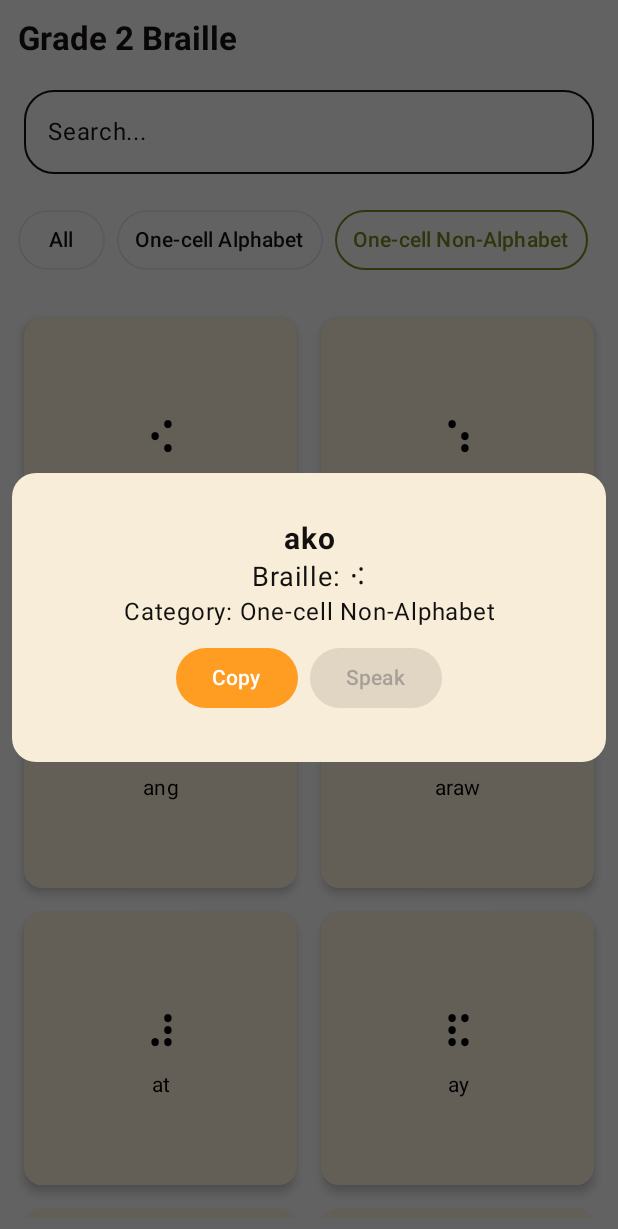
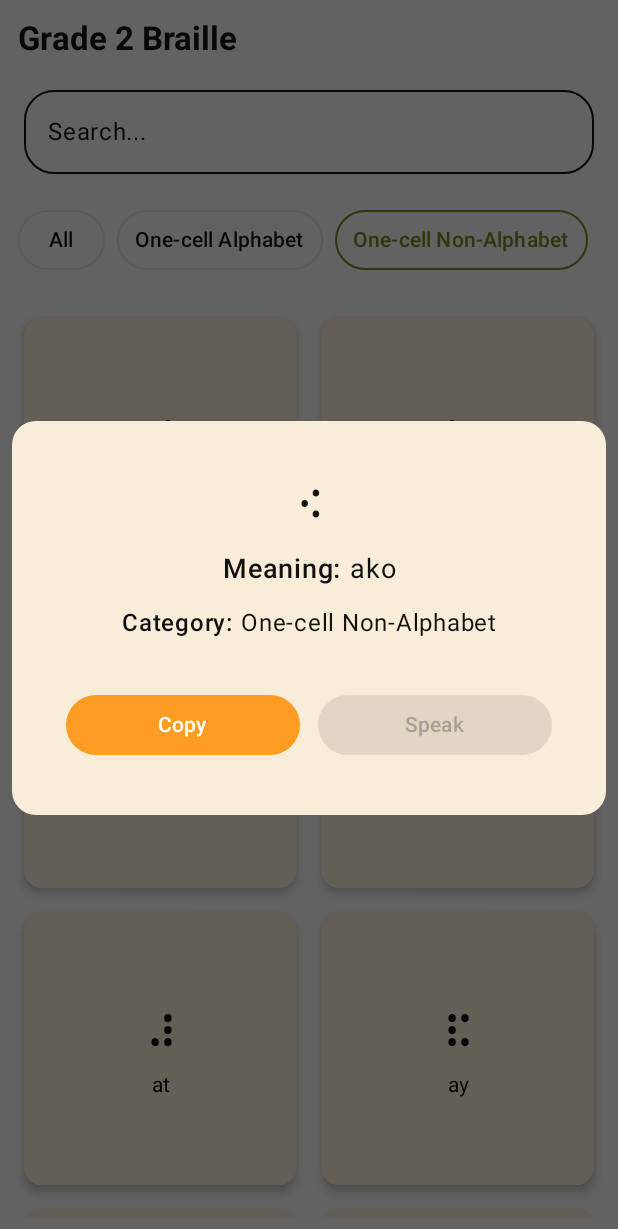
Before and after one commit to aemiio/braille-lens, an Android app built with Jetpack Compose: the composable Grade2Screen shown on its own in the app's theme, after a tap on an icon or button, on a phone screen of 412 x 824 dp. Shown: the top 1229 px of the screen. Run offline under Robolectric (Android 15) with nearby library versions, the phone set to English and light mode, and no system bars; our stand-ins replace accompanist; 3 other taps on this screen came first.

Commit message:
modify braille card ui

```diff
--- a/app/src/main/java/com/example/braillelens/ui/components/BrailleCard.kt
+++ b/app/src/main/java/com/example/braillelens/ui/components/BrailleCard.kt
@@ -94,53 +94,81 @@ fun BrailleCard(card: BrailleCardData) {
     val ttsManager = remember { TTSManager.getInstance(context) }
     val isTTSReady by ttsManager.isTTSReady.collectAsState()
 
-
     Card(
         modifier = Modifier
             .fillMaxWidth()
             .padding(8.dp),
         colors = CardDefaults.cardColors(
             containerColor = BrailleLensColors.backgroundCream
-        )
+        ),
+        elevation = CardDefaults.cardElevation(defaultElevation = 0.dp) // Removed elevation
     ) {
         Column(
-            modifier = Modifier.padding(16.dp),
+            modifier = Modifier.padding(20.dp),
             horizontalAlignment = Alignment.CenterHorizontally,
-            verticalArrangement = Arrangement.Center
+            verticalArrangement = Arrangement.spacedBy(12.dp)
+        ) {
+            // Braille (large text + bold)
+            Text(
+                text = card.braille,
+                fontWeight = FontWeight.Bold,
+                fontSize = 28.sp,
+                textAlign = TextAlign.Center
+            )
+
+            // Meaning with label
+            Row(
+                modifier = Modifier.fillMaxWidth(),
+                horizontalArrangement = Arrangement.Center
             ) {
                 Text(
-                text = card.label,
-                fontWeight = FontWeight.Bold,
-                fontSize = 20.sp,
-                textAlign = TextAlign.Center
+                    text = "Meaning: ",
+                    fontSize = 18.sp,
+                    fontWeight = FontWeight.Medium
                 )
                 Text(
-                text = "Braille: ${card.braille}",
+                    text = card.label,
                     fontSize = 18.sp,
                     textAlign = TextAlign.Center
                 )
+            }
+
+            // Category with label
+            Row(
+                modifier = Modifier.fillMaxWidth(),
+                horizontalArrangement = Arrangement.Center
+            ) {
                 Text(
-                text = "Category: ${card.category}",
+                    text = "Category: ",
                     fontSize = 16.sp,
+                    color = BrailleLensColors.fontBlack,
+                    fontWeight = FontWeight.Medium
+                )
+                Text(
+                    text = card.category,
+                    fontSize = 16.sp,
+                    color = BrailleLensColors.fontBlack,
                     textAlign = TextAlign.Center
                 )
+            }
 
             Spacer(modifier = Modifier.height(8.dp))
 
+            // Buttons
             Row(
-                horizontalArrangement = Arrangement.Center,
-                modifier = Modifier.fillMaxWidth()
+                horizontalArrangement = Arrangement.spacedBy(12.dp),
+                modifier = Modifier.fillMaxWidth(),
+                verticalAlignment = Alignment.CenterVertically
             ) {
                 Button(
                     onClick = {
-                        val clipboard =
-                            context.getSystemService(Context.CLIPBOARD_SERVICE) as ClipboardManager
+                        val clipboard = context.getSystemService(Context.CLIPBOARD_SERVICE) as ClipboardManager
                         val clip = ClipData.newPlainText("Braille", card.braille)
                         clipboard.setPrimaryClip(clip)
-                        Toast.makeText(context, "Braille Copied to clipboard", Toast.LENGTH_SHORT)
+                        Toast.makeText(context, "Braille copied to clipboard", Toast.LENGTH_SHORT)
                             .show()
                     },
-                    modifier = Modifier.padding(horizontal = 4.dp)
+                    modifier = Modifier.weight(1f)
                 ) {
                     Text("Copy")
                 }
@@ -148,7 +176,7 @@ fun BrailleCard(card: BrailleCardData) {
                 Button(
                     onClick = { ttsManager.speak(card.label) },
                     enabled = isTTSReady,
-                    modifier = Modifier.padding(horizontal = 4.dp)
+                    modifier = Modifier.weight(1f)
                 ) {
                     Text("Speak")
                 }
```
Lines whose indentation alone changed are shown as unchanged.
